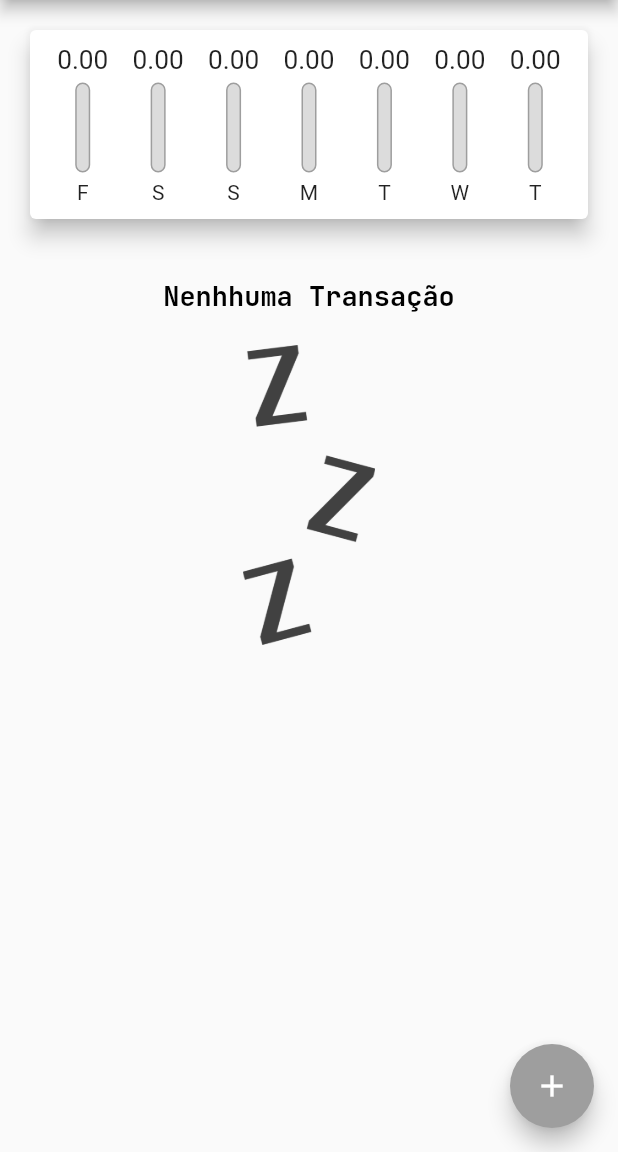
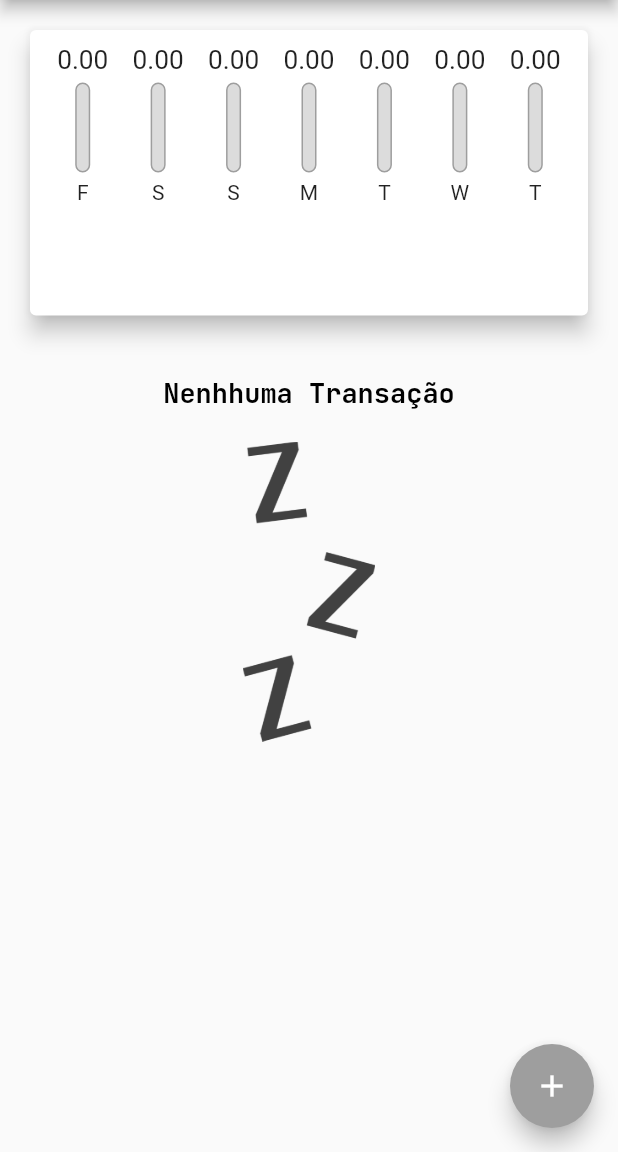
Before and after one commit to JoaoVGStahl/expenses, a Flutter app: the screen it shows after launch, on a phone screen of 412 x 824 dp, the part 84-1236 px from its top. Run offline on Flutter 3.47's test engine with Material 2 defaults, Android fonts, the phone set to English and light mode, and no system bars.

Commit message:
responsividade grafico e lista

```diff
--- a/lib/components/chart.dart
+++ b/lib/components/chart.dart
@@ -59,6 +59,7 @@ class Chart extends StatelessWidget {
           }).toList(),
         ),
       ),
-    );
+    )
+    ;
   }
 }
--- a/lib/components/transaction_list.dart
+++ b/lib/components/transaction_list.dart
@@ -11,9 +11,7 @@ class TransactionList extends StatelessWidget {
 
   @override
   Widget build(BuildContext context) {
-    return Container(
-      height: 540,
-      child: transactions.isEmpty
+    return transactions.isEmpty
         ? Column(
             children: [
               SizedBox(
@@ -68,7 +66,6 @@ class TransactionList extends StatelessWidget {
                 ),
               );
             },
-            ),
           );
   }
 }
--- a/lib/main.dart
+++ b/lib/main.dart
@@ -85,21 +85,32 @@ class _MyHomePageState extends State<MyHomePage> {
 
   @override
   Widget build(BuildContext context) {
+    final appBar = AppBar(
+      title: Text("ForEx"),
+      actions: [
+        IconButton(
+            onPressed: () => _openTransactionFormModal(context),
+            icon: Icon(Icons.add))
+      ],
+    );
+
+    final availableHeight =
+        MediaQuery.of(context).size.height - appBar.preferredSize.height - MediaQuery.of(context).padding.top;
+
     return Scaffold(
-      appBar: AppBar(
-        title: Text("ForEx"),
-        actions: [
-          IconButton(
-              onPressed: () => _openTransactionFormModal(context),
-              icon: Icon(Icons.add))
-        ],
-      ),
+      appBar: appBar,
       body: SingleChildScrollView(
         child: Column(
             crossAxisAlignment: CrossAxisAlignment.stretch,
             children: <Widget>[
-              Chart(_recentTransactions),
-              TransactionList(_transcations, _deleteTransaction),
+              Container(
+                height: availableHeight * 0.3,
+                child: Chart(_recentTransactions),
+              ),
+              Container(
+                height: availableHeight * 0.7,
+                child: TransactionList(_transcations, _deleteTransaction),
+              ),
             ]),
       ),
       floatingActionButton: FloatingActionButton(
```
Lines whose indentation alone changed are shown as unchanged.
